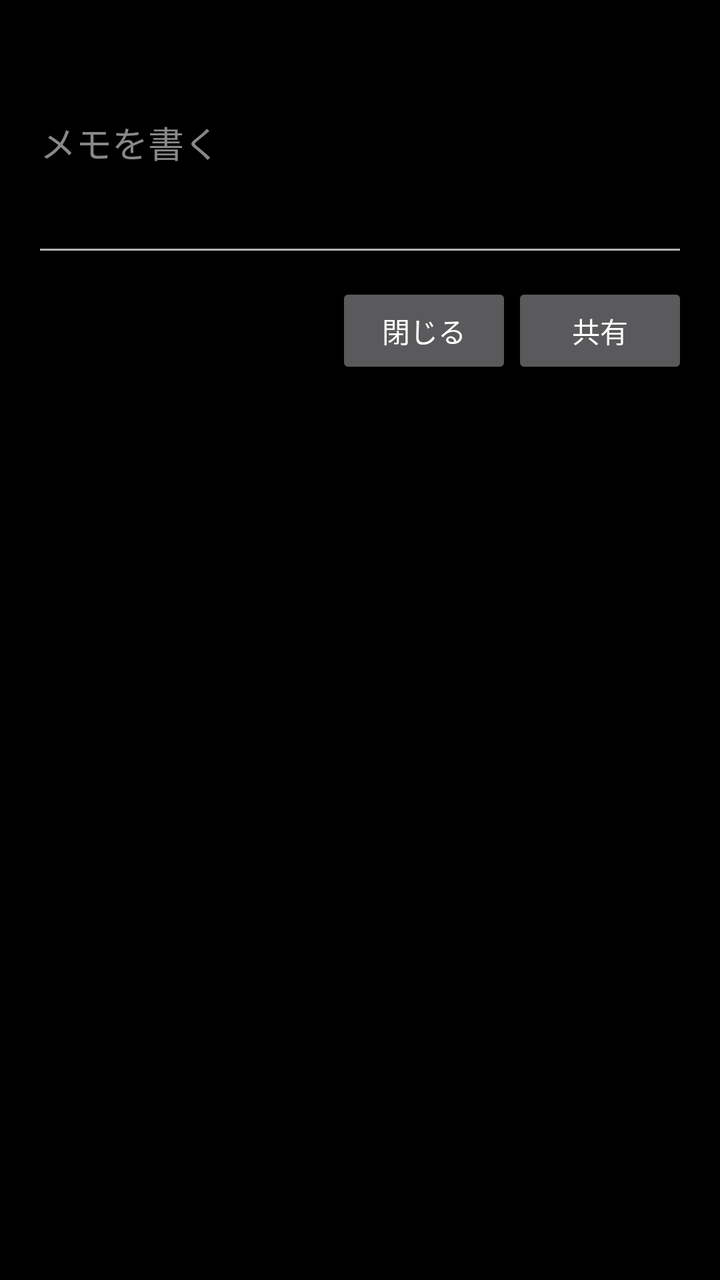
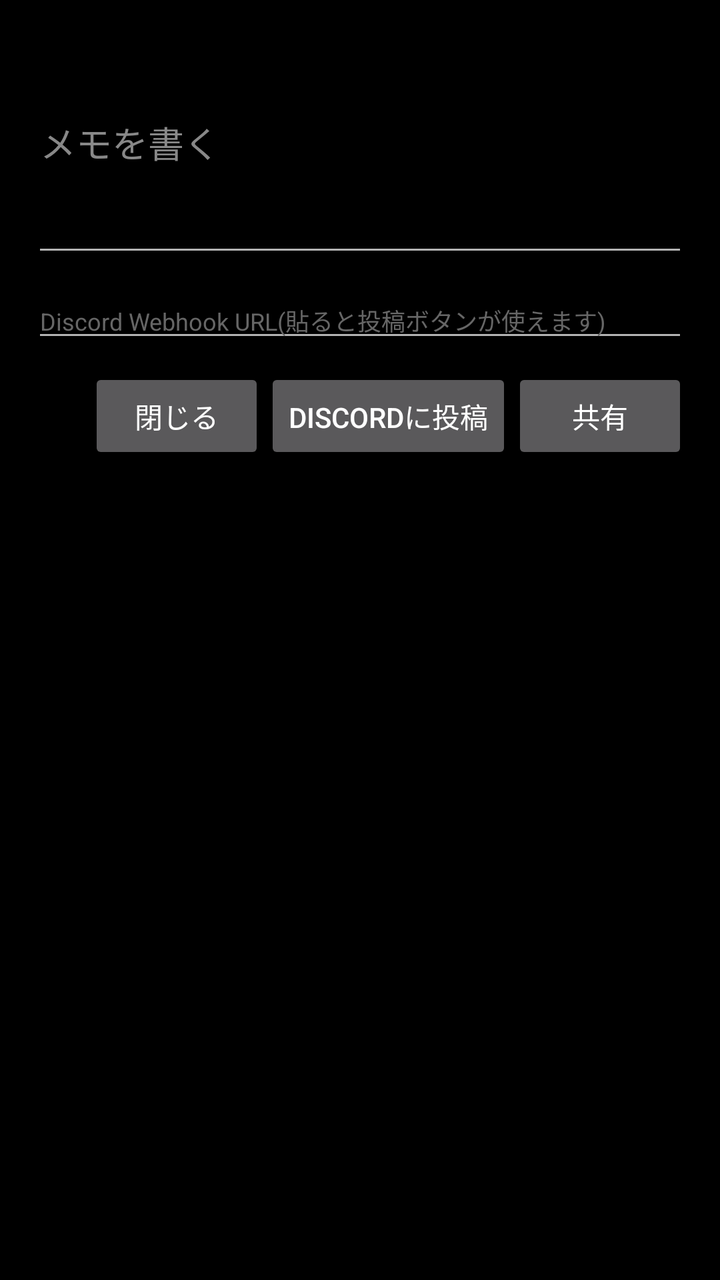

Screens rendered from an Android XML layout before and after an edit, with the pre-edit source and the edit as a unified diff.
<!-- AndroidManifest.xml: activity theme Theme.QuickMemo -->
<!-- res/layout/activity_quick_memo.xml -->
<?xml version="1.0" encoding="utf-8"?>
<LinearLayout xmlns:android="http://schemas.android.com/apk/res/android"
    android:layout_width="match_parent"
    android:layout_height="wrap_content"
    android:orientation="vertical"
    android:background="#000000"
    android:paddingHorizontal="16dp"
    android:paddingTop="48dp"
    android:paddingBottom="16dp">

    <EditText
        android:id="@+id/memo_input"
        android:layout_width="match_parent"
        android:layout_height="wrap_content"
        android:minLines="3"
        android:gravity="top|start"
        android:hint="@string/memo_hint"
        android:textColorHint="#888888"
        android:textColor="#FFFFFF"
        android:inputType="textMultiLine|textCapSentences" />

    <LinearLayout
        android:layout_width="match_parent"
        android:layout_height="wrap_content"
        android:orientation="horizontal"
        android:gravity="end"
        android:paddingTop="8dp">

        <Button
            android:id="@+id/cancel_button"
            android:layout_width="wrap_content"
            android:layout_height="wrap_content"
            android:text="@string/cancel_button" />

        <Button
            android:id="@+id/share_button"
            android:layout_width="wrap_content"
            android:layout_height="wrap_content"
            android:text="@string/share_button" />
    </LinearLayout>
</LinearLayout>
<!-- resources referenced by this layout -->
<resources>
  <string name="cancel_button">閉じる</string>
  <string name="memo_hint">メモを書く</string>
  <string name="share_button">共有</string>
  <style name="Theme.QuickMemo" parent="Theme.AppCompat.NoActionBar">
          <item name="android:windowNoTitle">true</item>
          <item name="android:windowActionBar">false</item>
          <item name="android:windowIsFloating">false</item>
          <item name="android:windowIsTranslucent">true</item>
          <item name="android:windowBackground">@android:color/transparent</item>
          <item name="android:backgroundDimEnabled">false</item>
          <item name="android:windowContentOverlay">@null</item>
      </style>
</resources>

<!-- the commit's change to res/layout/activity_quick_memo.xml (unified diff, before → after) -->
@@ -19,6 +19,18 @@
         android:textColor="#FFFFFF"
         android:inputType="textMultiLine|textCapSentences" />
 
+    <EditText
+        android:id="@+id/webhook_input"
+        android:layout_width="match_parent"
+        android:layout_height="wrap_content"
+        android:layout_marginTop="8dp"
+        android:singleLine="true"
+        android:hint="@string/webhook_hint"
+        android:textColorHint="#666666"
+        android:textColor="#CCCCCC"
+        android:textSize="12sp"
+        android:inputType="textUri" />
+
     <LinearLayout
         android:layout_width="match_parent"
         android:layout_height="wrap_content"
@@ -33,6 +45,12 @@
             android:text="@string/cancel_button" />
 
         <Button
+            android:id="@+id/discord_post_button"
+            android:layout_width="wrap_content"
+            android:layout_height="wrap_content"
+            android:text="@string/discord_post_button" />
+
+        <Button
             android:id="@+id/share_button"
             android:layout_width="wrap_content"
             android:layout_height="wrap_content"
<!-- resource entries referenced after the edit -->
@@ -1,8 +1,10 @@
 <!-- resources referenced by this layout -->
 <resources>
   <string name="cancel_button">閉じる</string>
+  <string name="discord_post_button">Discordに投稿</string>
   <string name="memo_hint">メモを書く</string>
   <string name="share_button">共有</string>
+  <string name="webhook_hint">Discord Webhook URL(貼ると投稿ボタンが使えます)</string>
   <style name="Theme.QuickMemo" parent="Theme.AppCompat.NoActionBar">
           <item name="android:windowNoTitle">true</item>
           <item name="android:windowActionBar">false</item>
